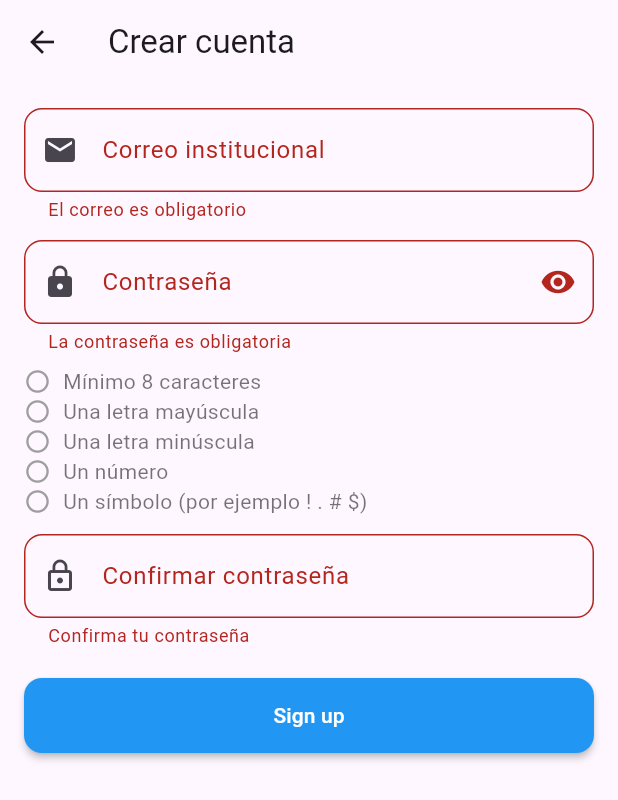
After one commit to carlosalfonso070717-blip/login_rive_animation, a Flutter app: the SignUpScreen screen opened directly, after a tap on "Sign up", on a phone screen of 412 x 824 dp. The commit adds this screen. Shown: the top 800 px of the screen. Run offline on Flutter 3.47's test engine with Material 3 defaults, Android fonts, the phone set to English and light mode, and no system bars; our stand-ins replace firebase_auth, firebase_core, rive; accounts and stored records are empty; generated files the repository leaves out were written again.

Commit message:
feat(signup): add sign up screen with field validations and Firebase registration

```diff
--- a/lib/screens/login_screen.dart
+++ b/lib/screens/login_screen.dart
@@ -4,6 +4,8 @@ import 'dart:async'; //3.1 Importar el timer
 //5.1 Importar Firebase Auth y la pantalla de productos
 import 'package:firebase_auth/firebase_auth.dart';
 import 'products_screen.dart';
+// B. Pantalla de registro
+import 'signup_screen.dart';
 
 class LoginScreen extends StatefulWidget {
   const LoginScreen({super.key});
@@ -314,20 +316,31 @@ class _LoginScreenState extends State<LoginScreen> {
                   width: screenSize.width,
                   child: Row(
                     mainAxisAlignment: MainAxisAlignment.center,
-                    children: const [
-                      Text("Don't have an account?"),
-                      SizedBox(width: 5),
-                      Text(
-                        "Sign Up",
-                        style: TextStyle(
-                          decoration: TextDecoration.underline,
-                          fontWeight: FontWeight.bold,
-                          color: Colors.black,
+                    children: [
+                      const Text("Don't have an account?"),
+                      const SizedBox(width: 5),
+                      // B. "Sign Up" navega al registro con Navigator.push (se puede regresar)
+                      GestureDetector(
+                        onTap: () {
+                          Navigator.push(
+                            context,
+                            MaterialPageRoute(
+                              builder: (_) => const SignUpScreen(),
+                            ),
+                          );
+                        },
+                        child: const Text(
+                          "Sign Up",
+                          style: TextStyle(
+                            decoration: TextDecoration.underline,
+                            fontWeight: FontWeight.bold,
+                            color: Colors.black,
+                          ),
                         ),
                       ),
                     ],
-                  )
                   ),
+                ),
               ],
 
             ),
--- /dev/null
+++ b/lib/screens/signup_screen.dart
@@ -0,0 +1,228 @@
+import 'package:firebase_auth/firebase_auth.dart';
+import 'package:flutter/material.dart';
+
+class SignUpScreen extends StatefulWidget {
+  const SignUpScreen({super.key});
+
+  @override
+  State<SignUpScreen> createState() => _SignUpScreenState();
+}
+
+class _SignUpScreenState extends State<SignUpScreen> {
+  static const String _domain = '@tecdesoftware.edu.mx';
+
+  final _formKey = GlobalKey<FormState>();
+  final _emailCtrl = TextEditingController();
+  final _passCtrl = TextEditingController();
+  final _confirmCtrl = TextEditingController();
+
+  bool _obscure = true;
+  bool _isLoading = false;
+
+  // Reglas de la contraseña (se muestran en pantalla)
+  bool get _hasLength => _passCtrl.text.length >= 8;
+  bool get _hasUpper => RegExp(r'[A-Z]').hasMatch(_passCtrl.text);
+  bool get _hasLower => RegExp(r'[a-z]').hasMatch(_passCtrl.text);
+  bool get _hasDigit => RegExp(r'\d').hasMatch(_passCtrl.text);
+  bool get _hasSymbol => RegExp(r'[^A-Za-z0-9]').hasMatch(_passCtrl.text);
+
+  String? _validateEmail(String? value) {
+    final email = (value ?? '').trim().toLowerCase();
+    if (email.isEmpty) return 'El correo es obligatorio';
+    final basic = RegExp(r'^[^\s@]+@[^\s@]+\.[^\s@]+$');
+    if (!basic.hasMatch(email)) return 'Escribe un correo válido';
+    if (!email.endsWith(_domain)) {
+      return 'Usa tu correo institucional ($_domain)';
+    }
+    return null;
+  }
+
+  String? _validatePassword(String? value) {
+    final pass = value ?? '';
+    if (pass.isEmpty) return 'La contraseña es obligatoria';
+    if (!(_hasLength && _hasUpper && _hasLower && _hasDigit && _hasSymbol)) {
+      return 'La contraseña no cumple todas las reglas';
+    }
+    return null;
+  }
+
+  String? _validateConfirm(String? value) {
+    if ((value ?? '').isEmpty) return 'Confirma tu contraseña';
+    if (value != _passCtrl.text) return 'Las contraseñas no coinciden';
+    return null;
+  }
+
+  Future<void> _onRegister() async {
+    if (!_formKey.currentState!.validate()) return;
+
+    setState(() => _isLoading = true);
+    final messenger = ScaffoldMessenger.of(context);
+
+    try {
+      await FirebaseAuth.instance.createUserWithEmailAndPassword(
+        email: _emailCtrl.text.trim(),
+        password: _passCtrl.text,
+      );
+      // Firebase inicia sesión solo al crear la cuenta; cerramos para volver al Login
+      await FirebaseAuth.instance.signOut();
+
+      if (!mounted) return;
+      messenger.showSnackBar(
+        const SnackBar(
+          content: Text('Cuenta creada correctamente. Ya puedes iniciar sesión.'),
+          backgroundColor: Colors.green,
+        ),
+      );
+      Navigator.pop(context); // regresa al Login
+    } on FirebaseAuthException catch (e) {
+      debugPrint('SignUp error: ${e.code}');
+      String msg;
+      switch (e.code) {
+        case 'email-already-in-use':
+          msg = 'Ese correo ya está registrado.';
+          break;
+        case 'weak-password':
+          msg = 'La contraseña es muy débil.';
+          break;
+        case 'invalid-email':
+          msg = 'El correo no es válido.';
+          break;
+        default:
+          msg = 'No se pudo crear la cuenta. Inténtalo de nuevo.';
+      }
+      messenger.showSnackBar(SnackBar(content: Text(msg)));
+    } catch (e) {
+      debugPrint('SignUp error: $e');
+      messenger.showSnackBar(
+        const SnackBar(content: Text('No se pudo crear la cuenta. Inténtalo de nuevo.')),
+      );
+    } finally {
+      if (mounted) setState(() => _isLoading = false);
+    }
+  }
+
+  Widget _rule(String text, bool ok) {
+    return Row(
+      children: [
+        Icon(
+          ok ? Icons.check_circle : Icons.radio_button_unchecked,
+          size: 18,
+          color: ok ? Colors.green : Colors.grey,
+        ),
+        const SizedBox(width: 8),
+        Expanded(
+          child: Text(
+            text,
+            style: TextStyle(color: ok ? Colors.green : Colors.black54),
+          ),
+        ),
+      ],
+    );
+  }
+
+  @override
+  void dispose() {
+    _emailCtrl.dispose();
+    _passCtrl.dispose();
+    _confirmCtrl.dispose();
+    super.dispose();
+  }
+
+  @override
+  Widget build(BuildContext context) {
+    return Scaffold(
+      appBar: AppBar(title: const Text('Crear cuenta')),
+      body: SafeArea(
+        child: SingleChildScrollView(
+          padding: const EdgeInsets.all(16),
+          child: Form(
+            key: _formKey,
+            child: Column(
+              crossAxisAlignment: CrossAxisAlignment.start,
+              children: [
+                TextFormField(
+                  controller: _emailCtrl,
+                  keyboardType: TextInputType.emailAddress,
+                  textInputAction: TextInputAction.next,
+                  validator: _validateEmail,
+                  decoration: InputDecoration(
+                    labelText: 'Correo institucional',
+                    hintText: 'usuario$_domain',
+                    prefixIcon: const Icon(Icons.email),
+                    border: OutlineInputBorder(
+                      borderRadius: BorderRadius.circular(12),
+                    ),
+                  ),
+                ),
+                const SizedBox(height: 12),
+                TextFormField(
+                  controller: _passCtrl,
+                  obscureText: _obscure,
+                  textInputAction: TextInputAction.next,
+                  validator: _validatePassword,
+                  onChanged: (_) => setState(() {}),
+                  decoration: InputDecoration(
+                    labelText: 'Contraseña',
+                    prefixIcon: const Icon(Icons.lock),
+                    suffixIcon: IconButton(
+                      onPressed: () => setState(() => _obscure = !_obscure),
+                      icon: Icon(
+                        _obscure ? Icons.visibility : Icons.visibility_off,
+                      ),
+                    ),
+                    border: OutlineInputBorder(
+                      borderRadius: BorderRadius.circular(12),
+                    ),
+                  ),
+                ),
+                const SizedBox(height: 8),
+                _rule('Mínimo 8 caracteres', _hasLength),
+                _rule('Una letra mayúscula', _hasUpper),
+                _rule('Una letra minúscula', _hasLower),
+                _rule('Un número', _hasDigit),
+                _rule('Un símbolo (por ejemplo ! . # \$)', _hasSymbol),
+                const SizedBox(height: 12),
+                TextFormField(
+                  controller: _confirmCtrl,
+                  obscureText: _obscure,
+                  textInputAction: TextInputAction.done,
+                  validator: _validateConfirm,
+                  decoration: InputDecoration(
+                    labelText: 'Confirmar contraseña',
+                    prefixIcon: const Icon(Icons.lock_outline),
+                    border: OutlineInputBorder(
+                      borderRadius: BorderRadius.circular(12),
+                    ),
+                  ),
+                ),
+                const SizedBox(height: 20),
+                SizedBox(
+                  width: double.infinity,
+                  child: MaterialButton(
+                    height: 50,
+                    color: Colors.blue,
+                    textColor: Colors.white,
+                    shape: RoundedRectangleBorder(
+                      borderRadius: BorderRadius.circular(12),
+                    ),
+                    onPressed: _isLoading ? null : _onRegister,
+                    child: _isLoading
+                        ? const SizedBox(
+                            height: 22,
+                            width: 22,
+                            child: CircularProgressIndicator(
+                              strokeWidth: 2,
+                              color: Colors.white,
+                            ),
+                          )
+                        : const Text('Sign up'),
+                  ),
+                ),
+              ],
+            ),
+          ),
+        ),
+      ),
+    );
+  }
+}
```
